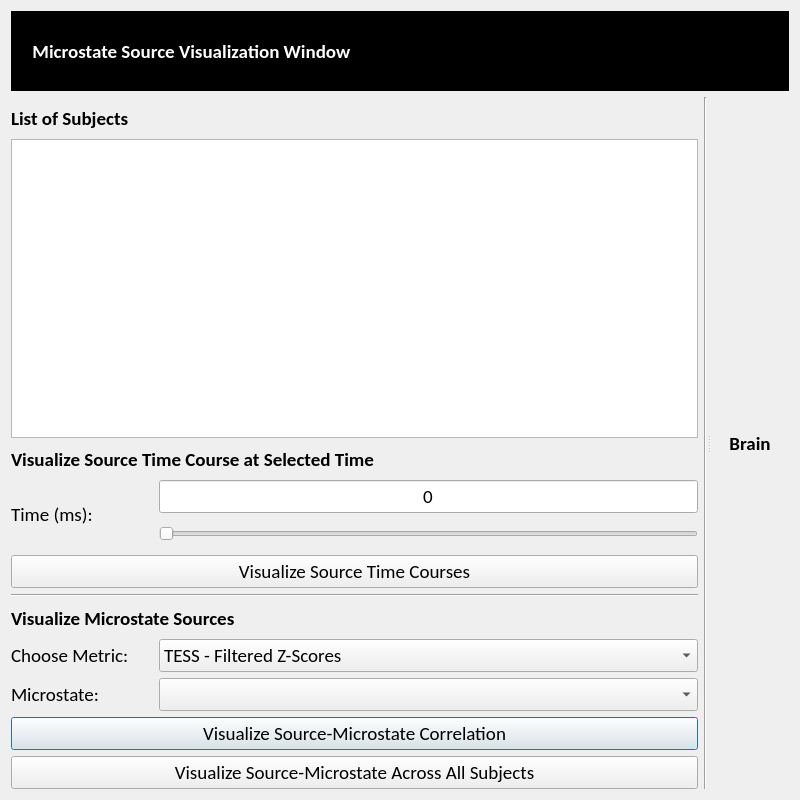
This is EEG_COMET/ui/SourceVisualizationWindow.ui in eeg-comet/eeg-comet as Qt 5 draws it before an edit. The edited form follows.
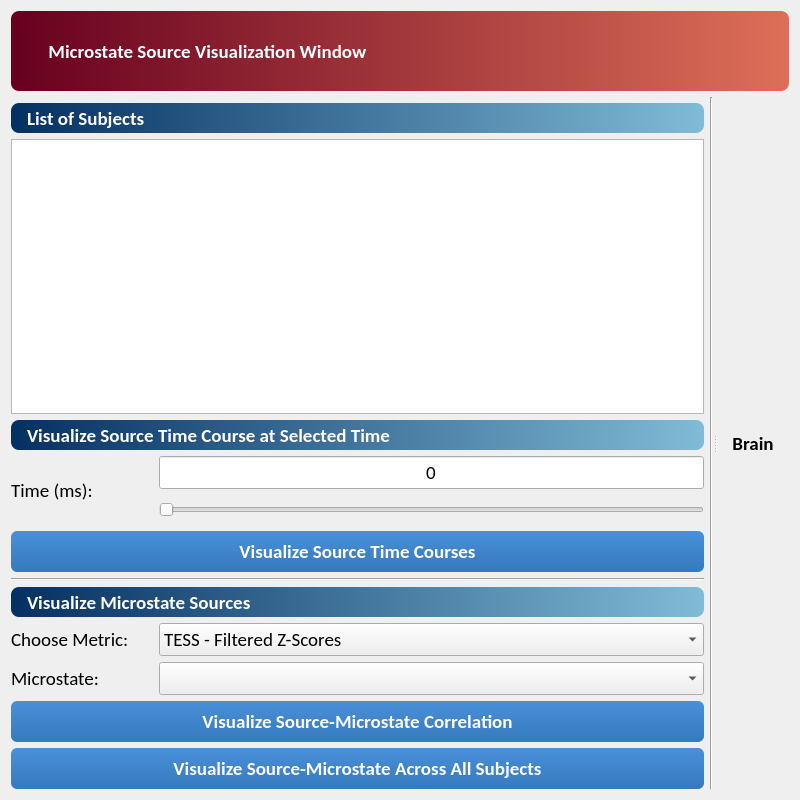
This is the edited form.

```diff
--- a/EEG_COMET/ui/SourceVisualizationWindow.ui
+++ b/EEG_COMET/ui/SourceVisualizationWindow.ui
@@ -81,8 +81,33 @@
            <property name="font">
             <font>
              <pointsize>14</pointsize>
+             <weight>75</weight>
+             <bold>true</bold>
             </font>
            </property>
+           <property name="cursor">
+            <cursorShape>PointingHandCursor</cursorShape>
+           </property>
+           <property name="styleSheet">
+            <string notr="true">QPushButton {
+    background-color: qlineargradient(x1:0, y1:0, x2:0, y2:1, stop:0 #4a90d9, stop:1 #357abd);
+    color: white;
+    border: none;
+    border-radius: 6px;
+    padding: 8px 16px;
+    font-weight: bold;
+}
+QPushButton:hover {
+    background-color: qlineargradient(x1:0, y1:0, x2:0, y2:1, stop:0 #5a9fe9, stop:1 #4589cd);
+}
+QPushButton:pressed {
+    background-color: #2a5a8d;
+}
+QPushButton:disabled {
+    background-color: #bdc3c7;
+    color: #7f8c8d;
+}</string>
+           </property>
            <property name="text">
             <string>Visualize Source-Microstate Correlation</string>
            </property>
@@ -108,6 +133,9 @@
              <bold>true</bold>
             </font>
            </property>
+           <property name="styleSheet">
+            <string notr="true">color: white; background: qlineargradient(x1:0, y1:0, x2:1, y2:0, stop:0 #053062, stop:1 #80BBD7); border-radius: 8px; padding-left: 12px;</string>
+           </property>
            <property name="text">
             <string>Visualize Source Time Course at Selected Time</string>
            </property>
@@ -136,8 +164,33 @@
            <property name="font">
             <font>
              <pointsize>14</pointsize>
+             <weight>75</weight>
+             <bold>true</bold>
             </font>
            </property>
+           <property name="cursor">
+            <cursorShape>PointingHandCursor</cursorShape>
+           </property>
+           <property name="styleSheet">
+            <string notr="true">QPushButton {
+    background-color: qlineargradient(x1:0, y1:0, x2:0, y2:1, stop:0 #4a90d9, stop:1 #357abd);
+    color: white;
+    border: none;
+    border-radius: 6px;
+    padding: 8px 16px;
+    font-weight: bold;
+}
+QPushButton:hover {
+    background-color: qlineargradient(x1:0, y1:0, x2:0, y2:1, stop:0 #5a9fe9, stop:1 #4589cd);
+}
+QPushButton:pressed {
+    background-color: #2a5a8d;
+}
+QPushButton:disabled {
+    background-color: #bdc3c7;
+    color: #7f8c8d;
+}</string>
+           </property>
            <property name="text">
             <string>Visualize Source-Microstate Across All Subjects</string>
            </property>
@@ -166,8 +219,33 @@
            <property name="font">
             <font>
              <pointsize>14</pointsize>
+             <weight>75</weight>
+             <bold>true</bold>
             </font>
            </property>
+           <property name="cursor">
+            <cursorShape>PointingHandCursor</cursorShape>
+           </property>
+           <property name="styleSheet">
+            <string notr="true">QPushButton {
+    background-color: qlineargradient(x1:0, y1:0, x2:0, y2:1, stop:0 #4a90d9, stop:1 #357abd);
+    color: white;
+    border: none;
+    border-radius: 6px;
+    padding: 8px 16px;
+    font-weight: bold;
+}
+QPushButton:hover {
+    background-color: qlineargradient(x1:0, y1:0, x2:0, y2:1, stop:0 #5a9fe9, stop:1 #4589cd);
+}
+QPushButton:pressed {
+    background-color: #2a5a8d;
+}
+QPushButton:disabled {
+    background-color: #bdc3c7;
+    color: #7f8c8d;
+}</string>
+           </property>
            <property name="text">
             <string>Visualize Source Time Courses</string>
            </property>
@@ -243,6 +321,9 @@
              <bold>true</bold>
             </font>
            </property>
+           <property name="styleSheet">
+            <string notr="true">color: white; background: qlineargradient(x1:0, y1:0, x2:1, y2:0, stop:0 #053062, stop:1 #80BBD7); border-radius: 8px; padding-left: 12px;</string>
+           </property>
            <property name="text">
             <string>Visualize Microstate Sources</string>
            </property>
@@ -451,6 +532,9 @@
            <bold>true</bold>
           </font>
          </property>
+         <property name="styleSheet">
+          <string notr="true">color: white; background: qlineargradient(x1:0, y1:0, x2:1, y2:0, stop:0 #053062, stop:1 #80BBD7); border-radius: 8px; padding-left: 12px;</string>
+         </property>
          <property name="text">
           <string>List of Subjects</string>
          </property>
@@ -529,13 +613,14 @@
      </property>
      <property name="font">
       <font>
+       <family>Calibri</family>
+       <pointsize>14</pointsize>
        <weight>75</weight>
        <bold>true</bold>
       </font>
      </property>
      <property name="styleSheet">
-      <string notr="true">color: rgb(255, 255, 255);
-background-color: rgb(0, 0, 0);</string>
+      <string notr="true">color: white; background: qlineargradient(x1:0, y1:0, x2:1, y2:0, stop:0 #67001F, stop:1 #DD6F58); border-radius: 8px; padding-left: 12px;</string>
      </property>
      <property name="text">
       <string>     Microstate Source Visualization Window</string>
```
